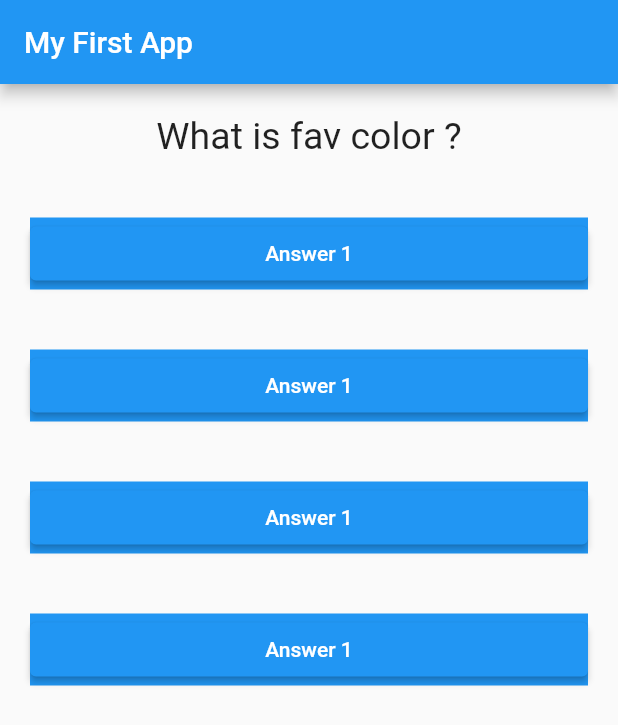
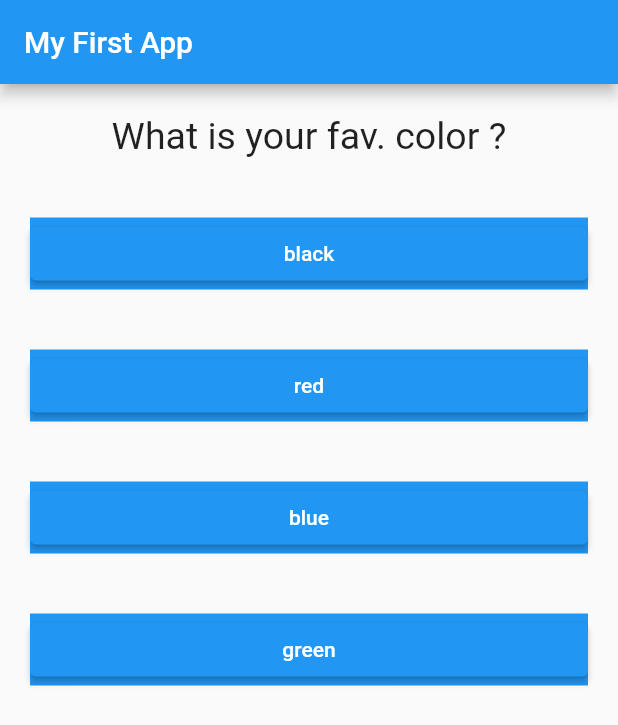
Before and after one commit to harshit-8080/Quiz_App, a Flutter app: the screen it shows after launch, on a phone screen of 412 x 824 dp. Shown: the top 725 px of the screen. Run offline on Flutter 3.47's test engine with Material 2 defaults, Android fonts, the phone set to English and light mode, and no system bars.

Commit message:
adding scores and reset game

```diff
--- a/lib/answer.dart
+++ b/lib/answer.dart
@@ -2,8 +2,9 @@ import 'package:flutter/material.dart';
 
 class Answer extends StatelessWidget {
   final VoidCallback handleCallback;
+  final String answerText;
 
-  Answer(this.handleCallback);
+  Answer(this.handleCallback, this.answerText);
 
   @override
   Widget build(BuildContext context) {
@@ -11,7 +12,7 @@ class Answer extends StatelessWidget {
       margin: EdgeInsets.all(20),
       width: double.infinity,
       color: Colors.blue,
-      child: ElevatedButton(child: Text("Answer 1"), onPressed: handleCallback),
+      child: ElevatedButton(child: Text(answerText), onPressed: handleCallback),
     );
   }
 }
--- a/lib/main.dart
+++ b/lib/main.dart
@@ -1,8 +1,8 @@
-// ignore_for_file: unused_local_variable
+// ignore_for_file: unused_local_variable, prefer_const_declarations, prefer_const_constructors
 
 import "package:flutter/material.dart";
-import './question.dart';
-import './answer.dart';
+import './quiz.dart';
+import './result.dart';
 
 // void main () => runApp(MyApp());
 void main() {
@@ -17,32 +17,69 @@ class MyApp extends StatefulWidget {
 }
 
 class _MyAppStateless extends State<MyApp> {
+  final _questions = const [
+    {
+      'questionText': "What is your fav. color ?",
+      'answers': [
+        {'text': 'black', 'score': 10},
+        {'text': 'red', 'score': 8},
+        {'text': 'blue', 'score': 7},
+        {'text': 'green', 'score': 1},
+      ]
+    },
+    {
+      'questionText': "What is your fav. game ?",
+      'answers': [
+        {'text': 'cricket', 'score': 20},
+        {'text': 'football', 'score': 10},
+        {'text': 'baseball', 'score': 5},
+        {'text': 'gullu', 'score': 1},
+      ]
+    },
+    {
+      'questionText': "What is your fav. city ?",
+      'answers': [
+        {'text': 'delhi', 'score': 20},
+        {'text': 'mumbai', 'score': 80},
+        {'text': 'indore', 'score': 70},
+        {'text': 'patna', 'score': 10},
+      ]
+    },
+    {
+      'questionText': "What is your fav. food ?",
+      'answers': [
+        {'text': 'chicken', 'score': 100},
+        {'text': 'pizza', 'score': 60},
+        {'text': 'burger', 'score': 50},
+        {'text': 'dosa', 'score': 40},
+      ]
+    }
+  ];
+
   int _index = 0;
-  void _answerQuestion() {
+  int _totalScore = 0;
+  void answerQuestion(score) {
     setState(() {
       _index = _index + 1;
+      _totalScore = _totalScore + score;
+    });
+  }
+
+  void resetGame() {
+    setState(() {
+      _index = 0;
+      _totalScore = 0;
     });
   }
 
   @override
   Widget build(BuildContext context) {
-    const _questions = [
-      "What is fav color ?",
-      "What is fav animal ?",
-      "What is fav player ?",
-      "What is fav game ?",
-      "What is fav city ?"
-    ];
     // constructor calling and named arugments
     return MaterialApp(
         home: Scaffold(
             appBar: AppBar(title: Text("My First App")),
-            body: Column(children: [
-              Question(_questions[_index]),
-              Answer(_answerQuestion),
-              Answer(_answerQuestion),
-              Answer(_answerQuestion),
-              Answer(_answerQuestion),
-            ])));
+            body: _index < _questions.length
+                ? Quiz(_questions, answerQuestion, _index)
+                : Result(_totalScore, resetGame)));
   }
 }
--- /dev/null
+++ b/lib/quiz.dart
@@ -0,0 +1,25 @@
+import 'package:flutter/src/widgets/framework.dart';
+import 'package:flutter/src/widgets/placeholder.dart';
+
+import "package:flutter/material.dart";
+import './question.dart';
+import './answer.dart';
+
+class Quiz extends StatelessWidget {
+  final List<Map<String, Object>> questions;
+  final Function answerQuestion;
+  final int index;
+
+  Quiz(this.questions, this.answerQuestion, this.index);
+  @override
+  Widget build(BuildContext context) {
+    return Column(children: [
+      Question(questions[index]['questionText'] as String),
+      ...(questions[index]['answers'] as List<Map<String, Object>>)
+          .map((answer) {
+        return Answer(
+            () => answerQuestion(answer['score']), answer['text'] as String);
+      }).toList()
+    ]);
+  }
+}
--- /dev/null
+++ b/lib/result.dart
@@ -0,0 +1,23 @@
+import 'package:flutter/material.dart';
+
+class Result extends StatelessWidget {
+  final totalScore;
+  final Function reset;
+  Result(this.totalScore, this.reset);
+
+  String get resultOutput {
+    return "Score: $totalScore";
+  }
+
+  @override
+  Widget build(BuildContext context) {
+    return Center(
+        child: Column(
+      children: [
+        Text(resultOutput,
+            style: TextStyle(fontSize: 50), textAlign: TextAlign.center),
+        ElevatedButton(child: Text("RESET GAME"), onPressed: reset)
+      ],
+    ));
+  }
+}
--- a/pubspec.yaml
+++ b/pubspec.yaml
@@ -2,7 +2,7 @@ name: flutter_complete_guide
 description: A new Flutter project.
 # The following line prevents the package from being accidentally published to
 # pub.dev using `flutter pub publish`. This is preferred for private packages.
-publish_to: 'none' # Remove this line if you wish to publish to pub.dev
+publish_to: "none" # Remove this line if you wish to publish to pub.dev
 
 # The following defines the version and build number for your application.
 # A version number is three numbers separated by dots, like 1.2.43
@@ -19,7 +19,7 @@ publish_to: 'none' # Remove this line if you wish to publish to pub.dev
 version: 1.0.0+1
 
 environment:
-  sdk: '>=2.19.2 <3.0.0'
+  sdk: ">=2.11.2 <3.0.0"
 
 # Dependencies specify other packages that your package needs in order to work.
 # To automatically upgrade your package dependencies to the latest versions
@@ -30,7 +30,6 @@ environment:
 dependencies:
   flutter:
     sdk: flutter
-
 
   # The following adds the Cupertino Icons font to your application.
   # Use with the CupertinoIcons class for iOS style icons.
@@ -52,7 +51,6 @@ dev_dependencies:
 
 # The following section is specific to Flutter packages.
 flutter:
-
   # The following line ensures that the Material Icons font is
   # included with your application, so that you can use the icons in
   # the material Icons class.
```
Also changed, not shown: pubspec.lock.
